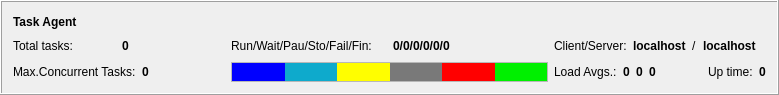
Old version of the form qpfhmi/frmagentstatus.ui in the repository aardalath/qpf.
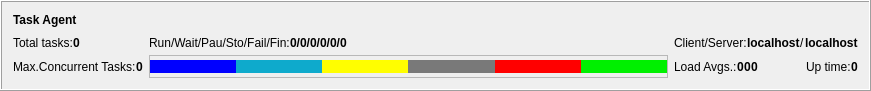
New version of the form.

Commit message: Use stretch factor to resize task status sections

What changed in the file:
```diff
--- a/qpfhmi/frmagentstatus.ui
+++ b/qpfhmi/frmagentstatus.ui
@@ -6,8 +6,8 @@
    <rect>
     <x>0</x>
     <y>0</y>
-    <width>779</width>
-    <height>95</height>
+    <width>871</width>
+    <height>91</height>
    </rect>
   </property>
   <property name="windowTitle">
@@ -34,7 +34,10 @@
     </widget>
    </item>
    <item>
-    <layout class="QGridLayout" name="gridLayout" columnstretch="2,3,2">
+    <layout class="QGridLayout" name="gridLayout" columnstretch="1,100,1">
+     <property name="verticalSpacing">
+      <number>2</number>
+     </property>
      <item row="0" column="0">
       <layout class="QHBoxLayout" name="horizontalLayout_8">
        <item>
@@ -57,6 +60,19 @@
          </property>
         </widget>
        </item>
+       <item>
+        <spacer name="horizontalSpacer">
+         <property name="orientation">
+          <enum>Qt::Horizontal</enum>
+         </property>
+         <property name="sizeHint" stdset="0">
+          <size>
+           <width>40</width>
+           <height>20</height>
+          </size>
+         </property>
+        </spacer>
+       </item>
       </layout>
      </item>
      <item row="0" column="1">
@@ -81,6 +97,19 @@
          </property>
         </widget>
        </item>
+       <item>
+        <spacer name="horizontalSpacer_5">
+         <property name="orientation">
+          <enum>Qt::Horizontal</enum>
+         </property>
+         <property name="sizeHint" stdset="0">
+          <size>
+           <width>40</width>
+           <height>20</height>
+          </size>
+         </property>
+        </spacer>
+       </item>
       </layout>
      </item>
      <item row="0" column="2">
@@ -166,6 +195,19 @@
          </property>
         </widget>
        </item>
+       <item>
+        <spacer name="horizontalSpacer_4">
+         <property name="orientation">
+          <enum>Qt::Horizontal</enum>
+         </property>
+         <property name="sizeHint" stdset="0">
+          <size>
+           <width>40</width>
+           <height>20</height>
+          </size>
+         </property>
+        </spacer>
+       </item>
       </layout>
      </item>
      <item row="1" column="2">
@@ -275,16 +317,22 @@
          <number>0</number>
         </property>
         <property name="topMargin">
-         <number>0</number>
+         <number>4</number>
         </property>
         <property name="rightMargin">
          <number>0</number>
         </property>
         <property name="bottomMargin">
-         <number>0</number>
+         <number>4</number>
         </property>
         <item>
          <widget class="QFrame" name="frmRunning">
+          <property name="sizePolicy">
+           <sizepolicy hsizetype="Expanding" vsizetype="Expanding">
+            <horstretch>0</horstretch>
+            <verstretch>0</verstretch>
+           </sizepolicy>
+          </property>
           <property name="styleSheet">
            <string notr="true">background-color: rgb(0, 0, 255);</string>
           </property>
@@ -301,6 +349,12 @@
         </item>
         <item>
          <widget class="QFrame" name="frmWaiting">
+          <property name="sizePolicy">
+           <sizepolicy hsizetype="Expanding" vsizetype="Expanding">
+            <horstretch>0</horstretch>
+            <verstretch>0</verstretch>
+           </sizepolicy>
+          </property>
           <property name="styleSheet">
            <string notr="true">background-color: rgb(14, 170, 204);</string>
           </property>
@@ -317,6 +371,12 @@
         </item>
         <item>
          <widget class="QFrame" name="frmPaused">
+          <property name="sizePolicy">
+           <sizepolicy hsizetype="Expanding" vsizetype="Expanding">
+            <horstretch>0</horstretch>
+            <verstretch>0</verstretch>
+           </sizepolicy>
+          </property>
           <property name="styleSheet">
            <string notr="true">background-color: rgb(255, 254, 0);</string>
           </property>
@@ -333,6 +393,12 @@
         </item>
         <item>
          <widget class="QFrame" name="frmStopped">
+          <property name="sizePolicy">
+           <sizepolicy hsizetype="Expanding" vsizetype="Expanding">
+            <horstretch>0</horstretch>
+            <verstretch>0</verstretch>
+           </sizepolicy>
+          </property>
           <property name="styleSheet">
            <string notr="true">background-color: rgb(121, 121, 121);</string>
           </property>
@@ -349,6 +415,12 @@
         </item>
         <item>
          <widget class="QFrame" name="frmFailed">
+          <property name="sizePolicy">
+           <sizepolicy hsizetype="Expanding" vsizetype="Expanding">
+            <horstretch>0</horstretch>
+            <verstretch>0</verstretch>
+           </sizepolicy>
+          </property>
           <property name="styleSheet">
            <string notr="true">background-color: rgb(255, 0, 0);</string>
           </property>
@@ -365,6 +437,12 @@
         </item>
         <item>
          <widget class="QFrame" name="frmFinished">
+          <property name="sizePolicy">
+           <sizepolicy hsizetype="Expanding" vsizetype="Expanding">
+            <horstretch>0</horstretch>
+            <verstretch>0</verstretch>
+           </sizepolicy>
+          </property>
           <property name="styleSheet">
            <string notr="true">background-color: rgb(0, 240, 0);</string>
           </property>
```
The commit also changes 1 other file.
